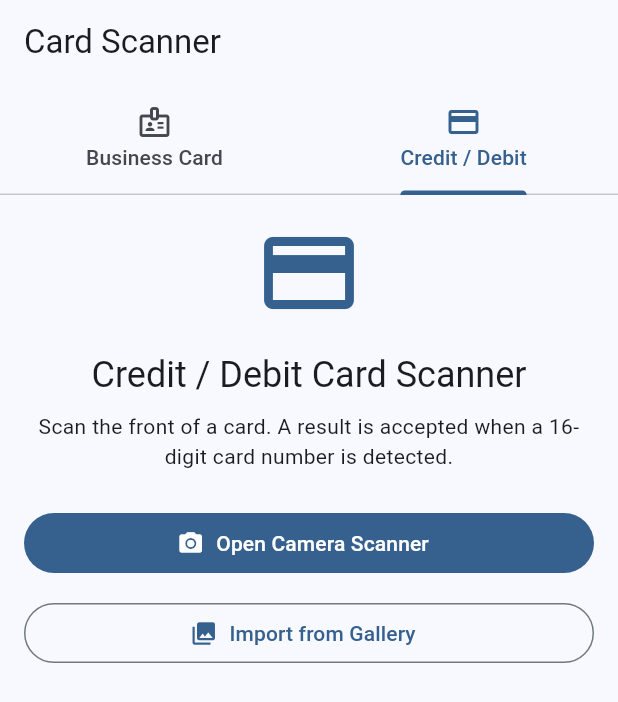
After one commit to dalu547/business_card_scanner, a Flutter app: the screen it shows after launch, tab 2 chosen, on a phone screen of 412 x 824 dp. The commit adds this screen. Shown: the top 702 px of the screen. Run offline on Flutter 3.47's test engine with Material 3 defaults, Android fonts, the phone set to English and light mode, and no system bars; our stand-ins replace camera, image_picker; missing offline and left inert: google_mlkit_text_recognition.

Commit message:
credit or debit card scneer added

```diff
--- a/lib/screens/home_screen.dart
+++ b/lib/screens/home_screen.dart
@@ -8,6 +8,7 @@ import '../services/card_parser.dart';
 import '../services/text_recognition_service.dart';
 import 'camera_scan_screen.dart';
 import 'ocr_result_screen.dart';
+import 'payment_card_scanner_tab.dart';
 
 class HomeScreen extends StatefulWidget {
   const HomeScreen({
@@ -83,9 +84,21 @@ class _HomeScreenState extends State<HomeScreen> {
   Widget build(BuildContext context) {
     final contacts = widget.contacts;
 
-    return Scaffold(
-      appBar: AppBar(title: const Text('Business Card Scanner')),
-      body: Column(
+    return DefaultTabController(
+      length: 2,
+      child: Scaffold(
+        appBar: AppBar(
+          title: const Text('Card Scanner'),
+          bottom: const TabBar(
+            tabs: [
+              Tab(icon: Icon(Icons.badge_outlined), text: 'Business Card'),
+              Tab(icon: Icon(Icons.credit_card), text: 'Credit / Debit'),
+            ],
+          ),
+        ),
+        body: TabBarView(
+          children: [
+            Column(
               children: [
                 Padding(
                   padding: const EdgeInsets.all(16),
@@ -145,7 +158,8 @@ class _HomeScreenState extends State<HomeScreen> {
                               leading: CircleAvatar(
                                 child: Text(
                                   contact.name.isNotEmpty
-                                ? contact.name.characters.first.toUpperCase()
+                                      ? contact.name.characters.first
+                                          .toUpperCase()
                                       : '?',
                                 ),
                               ),
@@ -160,6 +174,10 @@ class _HomeScreenState extends State<HomeScreen> {
                         ),
                 ),
               ],
+            ),
+            const PaymentCardScannerTab(),
+          ],
+        ),
       ),
     );
   }
--- /dev/null
+++ b/lib/screens/payment_card_scanner_tab.dart
@@ -0,0 +1,111 @@
+import 'dart:io';
+
+import 'package:flutter/material.dart';
+import 'package:image_picker/image_picker.dart';
+
+import '../services/payment_card_parser.dart';
+import '../services/payment_card_text_recognition_service.dart';
+import 'camera_scan_screen.dart';
+import 'payment_card_result_screen.dart';
+
+class PaymentCardScannerTab extends StatefulWidget {
+  const PaymentCardScannerTab({super.key});
+
+  @override
+  State<PaymentCardScannerTab> createState() => _PaymentCardScannerTabState();
+}
+
+class _PaymentCardScannerTabState extends State<PaymentCardScannerTab> {
+  final ImagePicker _picker = ImagePicker();
+  final PaymentCardTextRecognitionService _recognitionService =
+      PaymentCardTextRecognitionService();
+  bool _busy = false;
+
+  @override
+  void dispose() {
+    _recognitionService.dispose();
+    super.dispose();
+  }
+
+  Future<void> _scanFromCamera() async {
+    final file = await Navigator.of(context).push<File>(
+      MaterialPageRoute(builder: (_) => const CameraScanScreen()),
+    );
+    if (file != null) await _scanFile(file);
+  }
+
+  Future<void> _pickFromGallery() async {
+    final picked = await _picker.pickImage(
+      source: ImageSource.gallery,
+      imageQuality: 95,
+    );
+    if (picked != null) await _scanFile(File(picked.path));
+  }
+
+  Future<void> _scanFile(File file) async {
+    try {
+      setState(() => _busy = true);
+      final recognized = await _recognitionService.extractFromFile(file);
+      final parsed = PaymentCardParser.parse(recognized.rawText);
+
+      if (!mounted) return;
+      await Navigator.of(context).push(
+        MaterialPageRoute(
+          builder: (_) => PaymentCardResultScreen(
+            imageFile: file,
+            parsedData: parsed,
+          ),
+        ),
+      );
+    } catch (error) {
+      if (!mounted) return;
+      ScaffoldMessenger.of(context).showSnackBar(
+        SnackBar(content: Text('Failed to scan payment card: $error')),
+      );
+    } finally {
+      if (mounted) setState(() => _busy = false);
+    }
+  }
+
+  @override
+  Widget build(BuildContext context) {
+    return ListView(
+      padding: const EdgeInsets.all(16),
+      children: [
+        Icon(
+          Icons.credit_card,
+          size: 72,
+          color: Theme.of(context).colorScheme.primary,
+        ),
+        const SizedBox(height: 16),
+        Text(
+          'Credit / Debit Card Scanner',
+          textAlign: TextAlign.center,
+          style: Theme.of(context).textTheme.headlineSmall,
+        ),
+        const SizedBox(height: 8),
+        const Text(
+          'Scan the front of a card. A result is accepted when a 16-digit '
+          'card number is detected.',
+          textAlign: TextAlign.center,
+        ),
+        const SizedBox(height: 24),
+        FilledButton.icon(
+          onPressed: _busy ? null : _scanFromCamera,
+          icon: const Icon(Icons.camera_alt),
+          label: const Text('Open Camera Scanner'),
+        ),
+        const SizedBox(height: 12),
+        OutlinedButton.icon(
+          onPressed: _busy ? null : _pickFromGallery,
+          icon: const Icon(Icons.photo_library),
+          label: const Text('Import from Gallery'),
+        ),
+        if (_busy) ...[
+          const SizedBox(height: 16),
+          const LinearProgressIndicator(),
+        ],
+      ],
+    );
+  }
+}
--- /dev/null
+++ b/lib/services/payment_card_parser.dart
@@ -0,0 +1,38 @@
+class ParsedPaymentCardData {
+  const ParsedPaymentCardData({
+    required this.cardNumber,
+    required this.rawText,
+  });
+
+  final String cardNumber;
+  final String rawText;
+
+  bool get hasCardNumber => cardNumber.length == 16;
+
+  String get formattedCardNumber {
+    if (!hasCardNumber) return cardNumber;
+    return List.generate(
+      4,
+      (index) => cardNumber.substring(index * 4, (index + 1) * 4),
+    ).join(' ');
+  }
+}
+
+class PaymentCardParser {
+  // Card numbers are commonly printed as 16 contiguous digits or as four
+  // groups separated by spaces/hyphens. A Luhn check is intentionally not
+  // required: for this scanner, finding exactly 16 digits is sufficient.
+  static final RegExp _cardNumberPattern = RegExp(
+    r'(?<!\d)\d{4}(?:[\s-]?\d{4}){3}(?!\d)',
+  );
+
+  static ParsedPaymentCardData parse(String rawText) {
+    final match = _cardNumberPattern.firstMatch(rawText);
+    final cardNumber = match?.group(0)?.replaceAll(RegExp(r'\D'), '') ?? '';
+
+    return ParsedPaymentCardData(
+      cardNumber: cardNumber,
+      rawText: rawText,
+    );
+  }
+}
```
Also changed, not shown: lib/screens/camera_scan_screen.dart (+4 -3 lines), lib/screens/payment_card_result_screen.dart (added, +96 -0 lines), lib/services/payment_card_text_recognition_service.dart (added, +75 -0 lines), pubspec.lock, 1 other file. Lines whose indentation alone changed are shown as unchanged.
